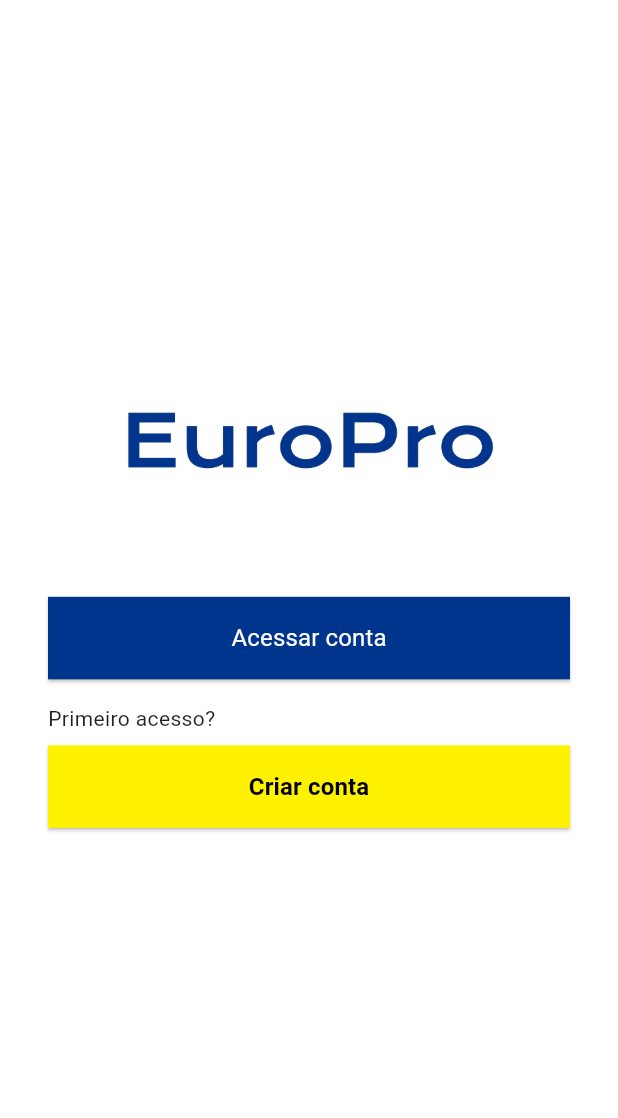
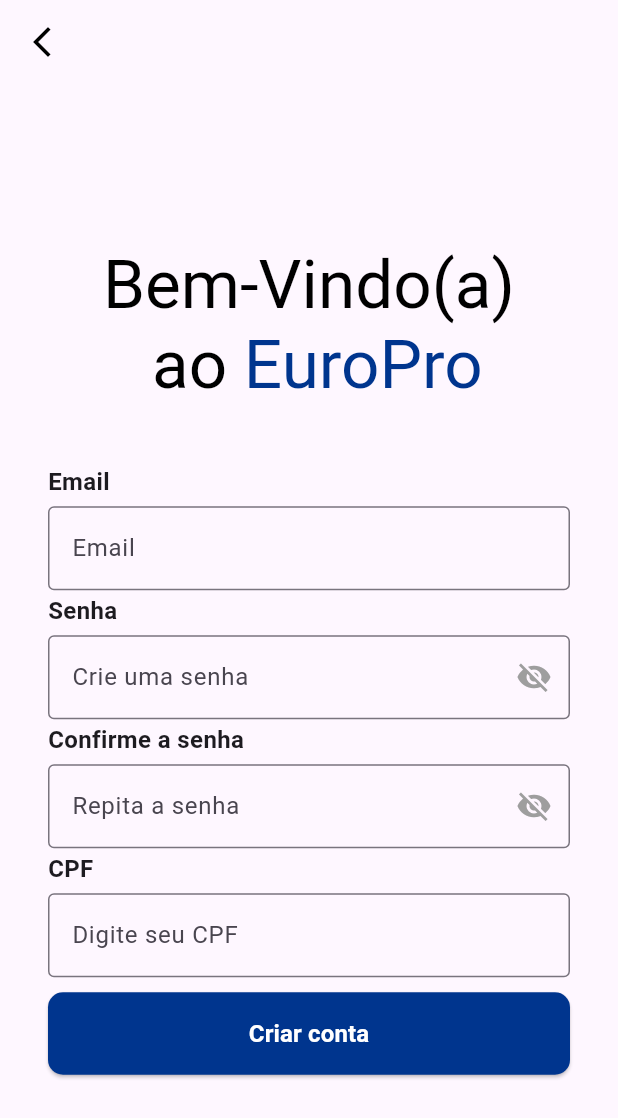
Before and after one commit to AriadineAmaral/Challenge2025, a Flutter app: the screen it shows after launch, after a tap on "Criar conta", on a phone screen of 412 x 824 dp. Shown: the top 1118 px of the screen. Run offline on Flutter 3.47's test engine with Material 3 defaults, Android fonts, the phone set to English and light mode, and no system bars; our stand-ins replace flutter_animate.

Commit message:
Adicionando todas as outras telas de cadastro e finalizando, (no futuro lembrar de fazer pequenos ajustes)

```diff
--- a/lib/screens/initial_screen.dart
+++ b/lib/screens/initial_screen.dart
@@ -70,7 +70,6 @@
                         .then(delay: 200.ms)
                         .slideX(end: -2.0, duration: 800.ms, curve: Curves.easeInBack)
                         .fadeOut(duration: 500.ms)
-                        .shake(hz: 3)
                         .blurXY(end: 10.0),
                   ],
                 ),
--- a/lib/screens/login_screen.dart
+++ b/lib/screens/login_screen.dart
@@ -1,4 +1,6 @@
 // lib/screens/login_screen.dart
+import 'package:europro/screens/access_screen.dart';
+import 'package:europro/screens/sign_up_screen.dart';
 import 'package:flutter/material.dart';
 import '../widgets/button.dart';
 
@@ -22,10 +24,16 @@
               SizedBox(height: 80),
               Button(
                 text: 'Acessar conta',
-                backgroundColor:const Color(0xFF00358E),
-                textColor: Colors.white,
-                onPressed: () {},
+                backgroundColor:const Color(0xFFFFF200),
+                textColor: Colors.black,
+                onPressed: () {
+                  Navigator.push(
+                    context,
+                    MaterialPageRoute(builder: (context) => const AccessScreen()),
+                    );
+                },
               ),
+
               SizedBox(height: 16),
               Align(
                 alignment: Alignment.centerLeft,
@@ -37,10 +45,13 @@
               SizedBox(height: 8),
               Button(
                 text: 'Criar conta',
-                backgroundColor:const Color(0xFFFFF200),
-                textColor: Colors.black,
+                backgroundColor:const Color(0xFF00358E),
+                textColor: Colors.white,
                 isBold: true,
-                onPressed: () {},
+                onPressed: () {
+                  Navigator.push(context, MaterialPageRoute(builder: (context) => SignUpScreen()),
+                  );
+                },
               ),
             ],
           ),
--- /dev/null
+++ b/lib/screens/sign_up_screen.dart
@@ -0,0 +1,206 @@
+import 'package:europro/screens/complete_sign_up_screen.dart';
+import 'package:europro/widgets/button.dart';
+import 'package:flutter/material.dart';
+
+class SignUpScreen extends StatefulWidget {
+  const SignUpScreen({super.key});
+
+  @override
+  State<SignUpScreen> createState() => _AccessScreenState();
+}
+
+class _AccessScreenState extends State<SignUpScreen> {
+  bool _esconderSenha = true;
+  @override
+  Widget build(BuildContext context) {
+    return Scaffold(
+      appBar: AppBar(
+        leading: IconButton(
+          icon: Icon(Icons.arrow_back_ios_new, color: Colors.black),
+          onPressed: () => Navigator.pop(context),
+        ),
+      ),
+      body: Center(
+        child: Padding(
+          padding: const EdgeInsets.symmetric(horizontal: 32.0),
+          child: Column(
+            mainAxisAlignment: MainAxisAlignment.center,
+            children: [
+              RichText(
+                textAlign: TextAlign.center,
+                text: TextSpan(
+                  style: TextStyle(fontSize: 45, color: Colors.black),
+                  children: <TextSpan>[
+                    TextSpan(text: 'Bem-Vindo(a)\n ao '),
+                    TextSpan(
+                      text: 'EuroPro',
+                      style: TextStyle(color: Color(0xFF00358E)),
+                    ),
+                  ],
+                ),
+              ),
+              const SizedBox(height: 40),
+              // Campo Email
+              Align(
+                alignment: Alignment.centerLeft,
+                child: Column(
+                  crossAxisAlignment: CrossAxisAlignment.start,
+                  children: [
+                    const Text(
+                      'Email',
+                      style: TextStyle(
+                        fontSize: 16,
+                        fontWeight: FontWeight.bold,
+                      ),
+                    ),
+                    const SizedBox(height: 5),
+                    TextField(
+                      decoration: InputDecoration(
+                        hintText: 'Email',
+                        border: OutlineInputBorder(),
+                        focusedBorder: OutlineInputBorder(
+                          borderSide: BorderSide(
+                            color: Color(0xFF00358E),
+                            width: 2.0,
+                          ),
+                        ),
+                      ),
+                    ),
+                  ],
+                ),
+              ),
+              const SizedBox(height: 2),
+              // Campo Senha
+              Align(
+                alignment: Alignment.centerLeft,
+                child: Column(
+                  crossAxisAlignment: CrossAxisAlignment.start,
+                  children: [
+                    const Text(
+                      'Senha',
+                      style: TextStyle(
+                        fontSize: 16,
+                        fontWeight: FontWeight.bold,
+                      ),
+                    ),
+                    const SizedBox(height: 5),
+                    TextField(
+                      obscureText: _esconderSenha,
+                      decoration: InputDecoration(
+                        hintText: 'Crie uma senha',
+                        border: OutlineInputBorder(),
+                        suffixIcon: IconButton(
+                          onPressed: () {
+                            setState(() {
+                              _esconderSenha = !_esconderSenha;
+                            });
+                          },
+                          icon: Icon(
+                            _esconderSenha
+                                ? Icons.visibility_off
+                                : Icons.visibility,
+                            color: Colors.grey,
+                          ),
+                        ),
+                        focusedBorder: OutlineInputBorder(
+                          borderSide: BorderSide(
+                            color: Color(0xFF00358E),
+                            width: 2.0,
+                          ),
+                        ),
+                      ),
+                    ),
+                  ],
+                ),
+              ),
+
+              const SizedBox(height: 2),
+              Align(
+                alignment: Alignment.centerLeft,
+                child: Column(
+                  crossAxisAlignment: CrossAxisAlignment.start,
+                  children: [
+                    const Text(
+                      'Confirme a senha',
+                      style: TextStyle(
+                        fontSize: 16,
+                        fontWeight: FontWeight.bold,
+                      ),
+                    ),
+                    const SizedBox(height: 5),
+                    TextField(
+                      obscureText: _esconderSenha,
+                      decoration: InputDecoration(
+                        hintText: 'Repita a senha',
+                        border: OutlineInputBorder(),
+                        suffixIcon: IconButton(
+                          onPressed: () {
+                            setState(() {
+                              _esconderSenha = !_esconderSenha;
+                            });
+                          },
+                          icon: Icon(
+                            _esconderSenha
+                                ? Icons.visibility_off
+                                : Icons.visibility,
+                            color: Colors.grey,
+                          ),
+                        ),
+                        focusedBorder: OutlineInputBorder(
+                          borderSide: BorderSide(
+                            color: Color(0xFF00358E),
+                            width: 2.0,
+                          ),
+                        ),
+                      ),
+                    ),
+                  ],
+                ),
+              ),
+               const SizedBox(height: 2),
+                    Align(
+                      alignment: Alignment.centerLeft,
+                      child: Column(
+                        crossAxisAlignment: CrossAxisAlignment.start,
+                        children: [
+                          const Text(
+                            'CPF',
+                            style: TextStyle(
+                              fontSize: 16,
+                              fontWeight: FontWeight.bold,
+                            ),
+                          ),
+                          const SizedBox(height: 5),
+                          TextField(
+                            obscureText: false,
+                            decoration: InputDecoration(
+                              hintText: 'Digite seu CPF',
+                              border: OutlineInputBorder(),
+                            ),
+                          ),
+                        ],
+                      ),
+                    ),
+                    const SizedBox(height: 10),
+                    // Botão Entrar
+                    Button(
+                      text: 'Criar conta',
+                      backgroundColor: const Color(0xFF00358E),
+                      textColor: Colors.white,
+                      isBold: true,
+                      onPressed: () {
+                        Navigator.push(
+                          context,
+                          MaterialPageRoute(
+                            builder: (context) => CompleteSignUpScreen(),
+                          ),
+                        );
+                      },
+                    ),
+                  ],
+                ),
+          ),
+        ),
+      );
+  }
+}
--- a/lib/widgets/button.dart
+++ b/lib/widgets/button.dart
@@ -7,6 +7,7 @@
   final Color textColor;
   final VoidCallback onPressed;
   final bool isBold;
+  final double borderRadius;
 
   const Button({
     super.key,
@@ -15,6 +16,7 @@
     required this.textColor,
     required this.onPressed,
     this.isBold = false,
+    this.borderRadius = 10.0,
   });
 
   @override
@@ -27,7 +29,7 @@
           backgroundColor: backgroundColor,
           padding: EdgeInsets.symmetric(vertical: 16),
           shape: RoundedRectangleBorder(
-            borderRadius: BorderRadius.zero,
+            borderRadius: BorderRadius.circular(borderRadius),
           ),
         ),
         child: Text(
```
Also changed, not shown: lib/screens/access_screen.dart (added, +144 -0 lines), lib/screens/complete_sign_up_screen.dart (added, +71 -0 lines).
